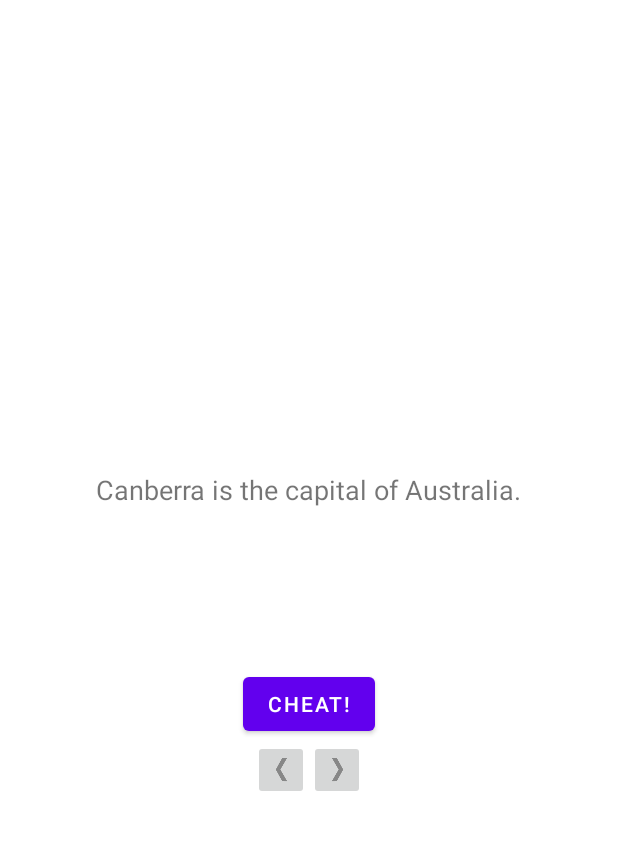
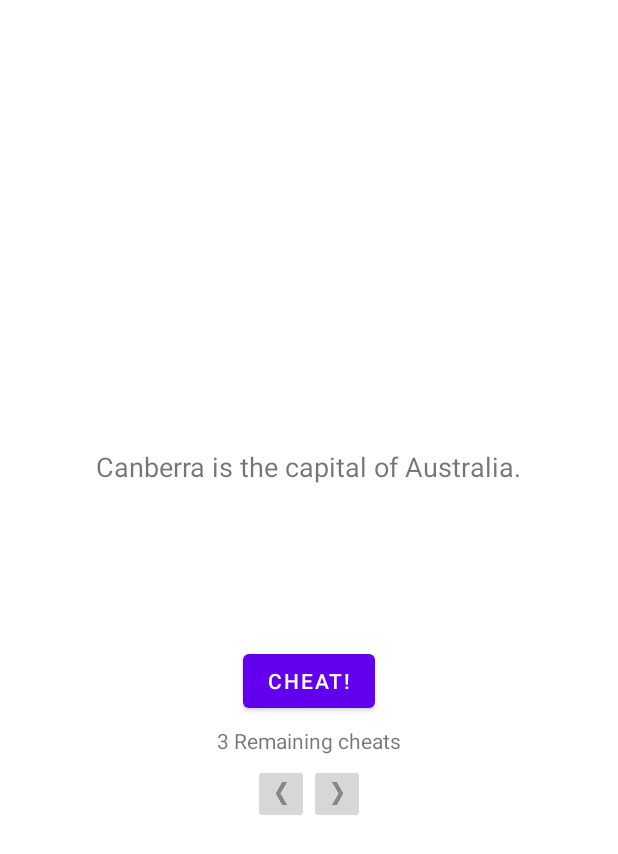
Before and after one commit to TomasCartman/GeoQuiz, an Android app: the layout activity_main.xml on its own in the app's theme, with its tools: preview values and no code run, on a phone screen of 412 x 824 dp. Shown: the top 854 px of the screen. Run offline under Robolectric (Android 15) with nearby library versions, the phone set to English and light mode, and no system bars.

Commit message:
Chapter 07 + challenges GeoQuiz

```diff
--- a/app/src/main/java/com/dashboarder/geoquiz/CheatActivity.kt
+++ b/app/src/main/java/com/dashboarder/geoquiz/CheatActivity.kt
@@ -3,6 +3,7 @@ package com.dashboarder.geoquiz
 import android.app.Activity
 import android.content.Context
 import android.content.Intent
+import android.os.Build
 import androidx.appcompat.app.AppCompatActivity
 import android.os.Bundle
 import android.widget.Button
@@ -17,6 +18,7 @@ private const val IS_CHEATER_INDEX = "is_cheater_index"
 class CheatActivity : AppCompatActivity() {
     private var answerIsTrue = false
     private lateinit var answerTextView: TextView
+    private lateinit var apiLevelTextView: TextView
     private lateinit var showAnswerButton: Button
     private val cheatViewModel: CheatViewModel by lazy {
         ViewModelProviders.of(this).get(CheatViewModel::class.java)
@@ -28,7 +30,10 @@ class CheatActivity : AppCompatActivity() {
 
         answerIsTrue = intent.getBooleanExtra(EXTRA_ANSWER_IS_TRUE, false)
         answerTextView = findViewById(R.id.answer_text_view)
+        apiLevelTextView = findViewById(R.id.api_level_textView)
         showAnswerButton = findViewById(R.id.show_answer_button)
+
+        apiLevelTextView.text = "API Level: ".plus(Build.VERSION.SDK_INT.toString())
 
         showAnswerButton.setOnClickListener {
             val answerText = when {
--- a/app/src/main/java/com/dashboarder/geoquiz/QuizViewModel.kt
+++ b/app/src/main/java/com/dashboarder/geoquiz/QuizViewModel.kt
@@ -7,6 +7,7 @@ private const val TAG = "QuizViewModel"
 
 class QuizViewModel : ViewModel() {
     var currentIndex = 0
+    var remainingCheats = 3
 
     private val questionBank = listOf(
         Question(R.string.question_australia, true, false, false, false),
--- a/app/src/main/res/layout/activity_main.xml
+++ b/app/src/main/res/layout/activity_main.xml
@@ -50,6 +50,13 @@
         android:layout_marginTop="24dp"
         android:text="@string/cheat_button" />
 
+    <TextView
+        android:id="@+id/remaining_cheats_textView"
+        android:layout_width="wrap_content"
+        android:layout_height="wrap_content"
+        android:padding="6dp"
+        tools:text="3 Remaining cheats" />
+
     <LinearLayout
         android:layout_width="wrap_content"
         android:layout_height="wrap_content"
```
Also changed, not shown: app/src/main/java/com/dashboarder/geoquiz/MainActivity.kt (+31 -4 lines), app/src/main/res/layout/activity_cheat.xml (+7 -0 lines).
